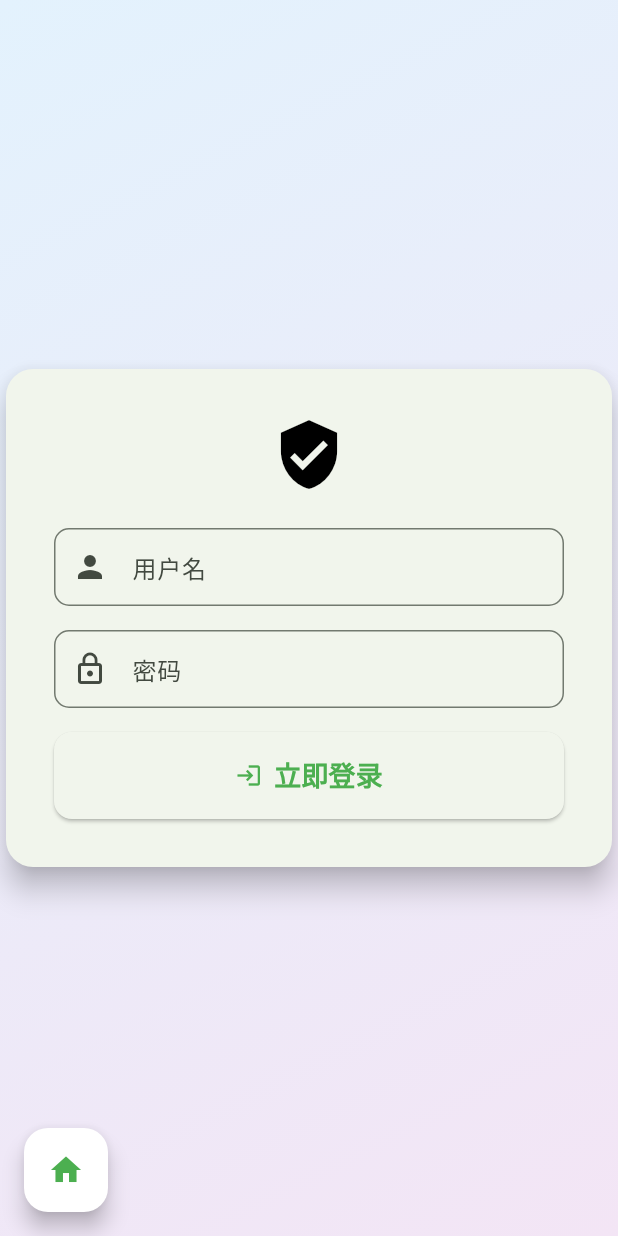
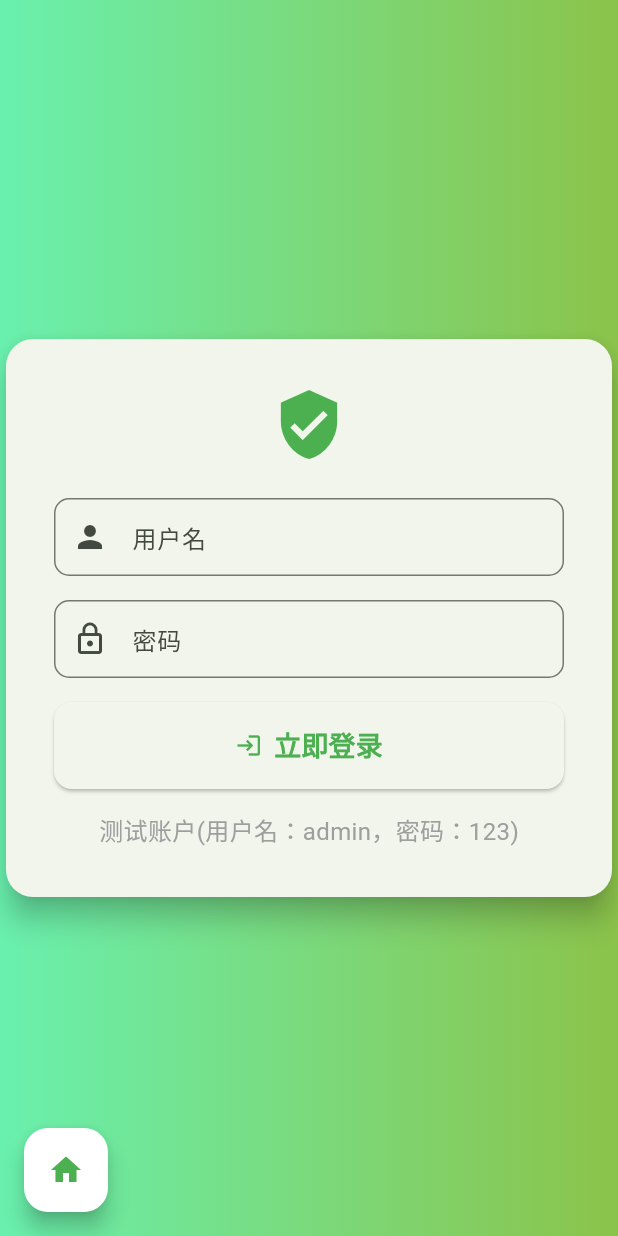
Before and after one commit to Spade-Atek/ANSPAnalytics, a Flutter app: the screen it shows after launch, after a tap on the "login" icon, on a phone screen of 412 x 824 dp. Run offline on Flutter 3.47's test engine with Material 3 defaults, Android fonts, the phone set to English and light mode, and no system bars; our stand-ins replace dio, file_picker; missing offline and left inert: window_manager; Roboto replaces fonts that are missing (Arial).

```diff
--- a/ANSP_front/lib/login_page.dart
+++ b/ANSP_front/lib/login_page.dart
@@ -62,7 +62,12 @@ class _LoginPageState extends State<LoginPage> {
   Widget build(BuildContext context) {
     return Scaffold(
       body: Container(
-        decoration: LoginStyle.backgroundDecoration,
+        decoration: BoxDecoration(
+            // 使用渐变背景，文字背景可以通过图片或其他方式实现
+            gradient: LinearGradient(
+              colors: [Colors.greenAccent, Colors.lightGreen],
+            ),
+          ),
         child: Center(
           child: ConstrainedBox(
             constraints: BoxConstraints(maxWidth: 440,maxHeight: 500),
@@ -78,7 +83,7 @@ class _LoginPageState extends State<LoginPage> {
                   child: Column(
                     mainAxisSize: MainAxisSize.min,
                     children: [
-                      Icon(Icons.verified_user, size: 50, color: Colors.black),
+                      Icon(Icons.verified_user, size: 50, color: Colors.green),
                       SizedBox(height: 24),
                       TextFormField(
                         controller: _usernameController,
@@ -128,6 +133,14 @@ class _LoginPageState extends State<LoginPage> {
                           ),
                         ),
                       ),
+                      SizedBox(height: 16),
+                      Text(
+                        '测试账户(用户名：admin，密码：123)', // 固定文本提示
+                        style: TextStyle(
+                          fontSize: 16,
+                          color: Colors.grey,
+                      ),
+                    ),
                     ],
                   ),
                 ),
--- a/ANSP_front/lib/main.dart
+++ b/ANSP_front/lib/main.dart
@@ -136,6 +136,7 @@ void _login() {
       body: Center(
         // Center is a layout widget. It takes a single child and positions it
         // in the middle of the parent.
+
         child: Column(
           // Column is also a layout widget. It takes a list of children and
           // arranges them vertically. By default, it sizes itself to fit its
@@ -153,14 +154,14 @@ void _login() {
           mainAxisAlignment: MainAxisAlignment.center,
 
           children: <Widget>[
-            Text('农业面源污染分析软件 V1.0',
+            Text('农业面源污染分析软件（湖北专版)',
             style: TextStyle(
               fontSize: 55,
               fontWeight: FontWeight.bold, // 设置字体为粗体
               color: Colors.green, // 设置字体颜色为黑色
               fontFamily: "楷体",
             ),),
-            Text('(湖北专版)',
+            Text('(数据驱动课程项目-第25组)',
             style: TextStyle(
               fontSize: 30,
               fontWeight: FontWeight.bold, // 设置字体为粗体
--- a/ANSP_front/lib/setting.dart
+++ b/ANSP_front/lib/setting.dart
@@ -116,9 +116,9 @@ class _SettingsPageState extends State<SettingsPage> {
             mainAxisSize: MainAxisSize.min,
             crossAxisAlignment: CrossAxisAlignment.start,
             children: <Widget>[
-              Text('版本: 1.0.0', style: TextStyle(fontSize: 16, fontWeight: FontWeight.bold)),
+              Text('版本: 1.0', style: TextStyle(fontSize: 16, fontWeight: FontWeight.bold)),
               const SizedBox(height: 1),
-              Text('Copyright(C) 2025. All Rights Reserved', style: TextStyle(fontWeight: FontWeight.w800)),
+              Text('Copyright(C) 2025. 数据驱动课第25组 All Rights Reserved', style: TextStyle(fontWeight: FontWeight.w800)),
               const SizedBox(height: 30),
               Center( // 使用 Center 组件来居中显示特定的 Text
                 child:
```
Also changed, not shown: ANSP_front/lib/ansp_mzc.dart (+18 -4 lines), ANSP_front/lib/ansp_qdfx.dart (+24 -9 lines), ANSP_front/lib/ansp_szc.dart (+19 -5 lines).
